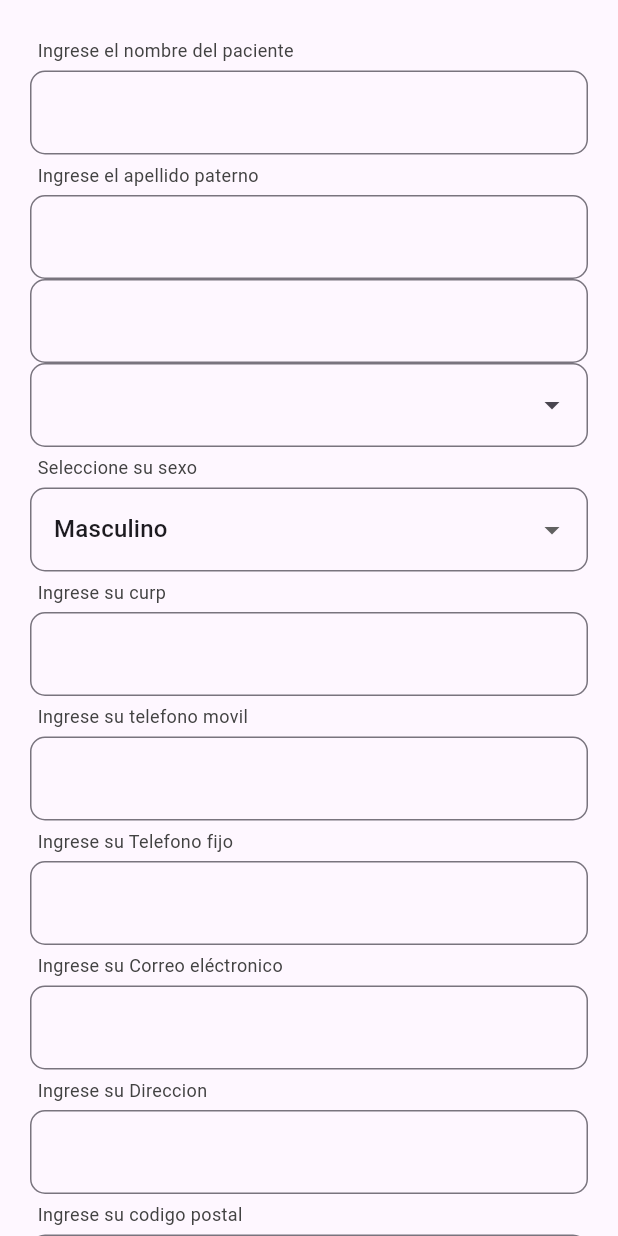
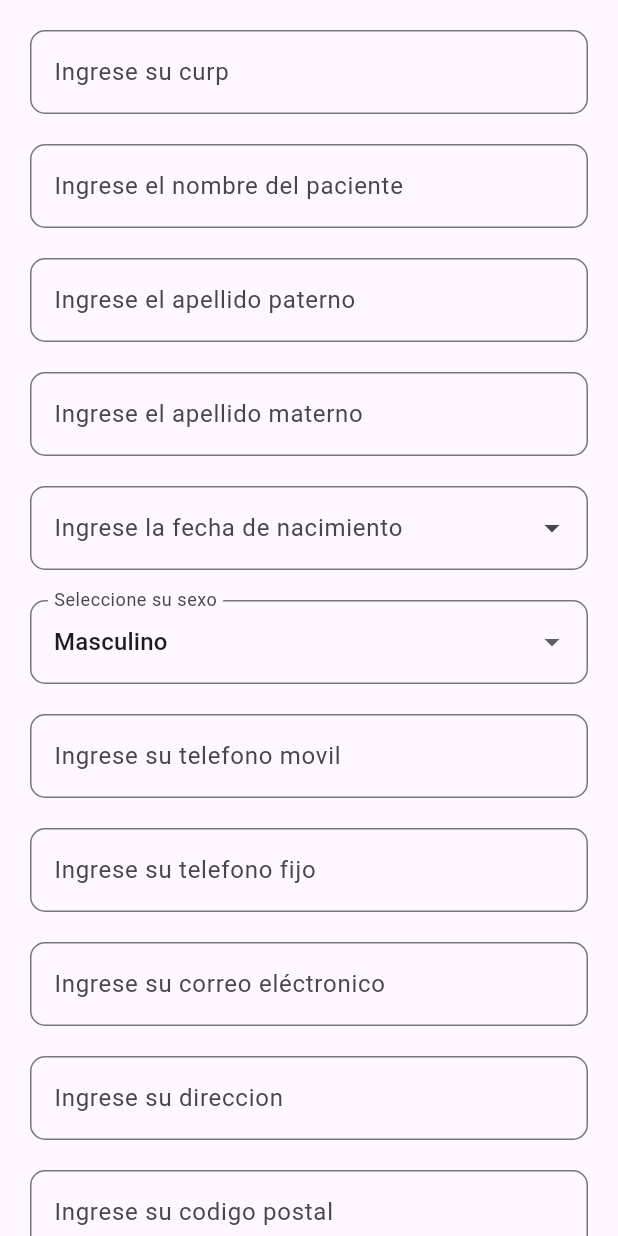
Before and after one commit to Brashan7u7/ConsultorioApp, a Flutter app: the PacienteContent widget shown alone on an empty page, opened directly with empty values, on a phone screen of 412 x 824 dp. Run offline on Flutter 3.47's test engine with Material 3 defaults, Android fonts, the phone set to English and light mode, and no system bars; our stand-ins replace flutter_switch, hexcolor, shared_preferences, syncfusion_flutter_calendar, timezone; missing offline and left inert: postgres; accounts and stored records are empty.

Commit message:
modifed patients and more

```diff
--- a/lib/database/database.dart
+++ b/lib/database/database.dart
@@ -12,7 +12,7 @@ class DatabaseManager {
     tz.setLocalLocation(tz.getLocation('America/Mexico_City'));
     return await Connection.open(
       Endpoint(
-        host: '192.168.1.69',
+        host: '192.168.1.71',
         //host: '192.168.1.181',
         port: 5432,
         database: 'medicalmanik',
--- a/lib/models/paciente.dart
+++ b/lib/models/paciente.dart
@@ -15,9 +15,9 @@ class Paciente {
   //String identificador;
   String curp;
   int codigoPostal;
-  // int municipioId;
-  // int estadoId;
-  // String pais;
+  String municipioId;
+  String estadoId;
+  String pais;
   // int paisId;
   // String entidadNacimientoId;
   // int generoId;
@@ -40,9 +40,9 @@ class Paciente {
     //required this.identificador,
     required this.curp,
     required this.codigoPostal,
-    // required this.municipioId,
-    // required this.estadoId,
-    // required this.pais,
+    required this.municipioId,
+    required this.estadoId,
+    required this.pais,
     // required this.paisId,
     // required this.entidadNacimientoId,
     // required this.generoId,
--- a/lib/pages/paciente_content.dart
+++ b/lib/pages/paciente_content.dart
@@ -74,8 +74,9 @@ class _PacienteContentState extends State<PacienteContent> {
 
   Future<void> fetchLocationData(String postalCode) async {
     final response = await http.get(Uri.parse(
-        'https://api.copomex.com/query/info_cp/$postalCode?token=a7a13953-8c5f-46c1-9f43-dafdb1160303'));
-
+        'https://api.copomex.com/query/info_cp/$postalCode?token=023e6e30-b7c6-4945-a9e2-ec4623a2f705'
+        //'https://mexico-zip-codes.p.rapidapi.com/codigo_postal/$postalCode'
+        ));
     if (response.statusCode == 200) {
       final List<dynamic> dataList = json.decode(response.body);
       if (dataList.isNotEmpty) {
@@ -95,6 +96,32 @@ class _PacienteContentState extends State<PacienteContent> {
     }
   }
 
+  Future<void> fetchCurpData(String curp) async {
+    final response = await http.get(Uri.parse(
+        'https://api.valida-curp.com.mx/curp/obtener_datos/?token=bdc5a46a-b2b8-423a-9364-27eab0075ec0&curp=$curp'));
+    print(response);
+    if (response.statusCode == 200) {
+      final Map<String, dynamic> responseData = json.decode(response.body);
+
+      if (responseData['error'] == false && responseData['response'] != null) {
+        final Map<String, dynamic> solicitanteData =
+            responseData['response']['Solicitante'];
+
+        setState(() {
+          nameController.text = solicitanteData['Nombres'];
+          apPaternoController.text = solicitanteData['ApellidoPaterno'];
+          apMaternoController.text = solicitanteData['ApellidoMaterno'];
+          fechaNacimientoController.text = solicitanteData['FechaNacimiento'];
+        });
+      } else {
+        print('Error: No se encontraron datos del CURP proporcionado.');
+      }
+    } else {
+      print(
+          'Error al obtener la CURP. Código de estado: ${response.statusCode}');
+    }
+  }
+
   @override
   Widget build(BuildContext context) {
     return SingleChildScrollView(
@@ -105,19 +132,32 @@ class _PacienteContentState extends State<PacienteContent> {
           child: Column(
             crossAxisAlignment: CrossAxisAlignment.stretch,
             children: [
-              Padding(
-                padding: const EdgeInsets.all(5.0),
-                child: Text(
-                  'Ingrese el nombre del paciente',
-                  style: TextStyle(
-                      fontSize: 12,
-                      fontWeight: FontWeight.normal,
-                      color: Colors.grey[800]),
+              TextFormField(
+                controller: curpController,
+                decoration: InputDecoration(
+                    labelText: 'Ingrese su curp',
+                    border: OutlineInputBorder(
+                      borderRadius: BorderRadius.circular(10),
+                      borderSide: BorderSide(width: 1, color: Colors.grey),
+                    )),
+                validator: (value) {
+                  if (value == null || value.isEmpty) {
+                    return 'El CURP es obligatorio';
+                  }
+                  return null;
+                },
+                onChanged: (value) {
+                  if (value.length == 18) {
+                    fetchCurpData(value);
+                    print(value);
+                  }
+                },
               ),
-              ),
+              const SizedBox(height: 20.0),
               TextFormField(
                 controller: nameController,
                 decoration: InputDecoration(
+                    labelText: 'Ingrese el nombre del paciente',
                     border: OutlineInputBorder(
                       borderRadius: BorderRadius.circular(10),
                       borderSide: BorderSide(width: 1, color: Colors.grey),
@@ -129,37 +169,32 @@ class _PacienteContentState extends State<PacienteContent> {
                   return null;
                 },
               ),
-
-              Padding(
-                padding: const EdgeInsets.all(5.0),
-                child: Text(
-                  'Ingrese el apellido paterno',
-                  style: TextStyle(
-                      fontSize: 12,
-                      fontWeight: FontWeight.normal,
-                      color: Colors.grey[800]),
-                ),
-              ),
+              const SizedBox(height: 20.0),
               TextFormField(
                 controller: apPaternoController,
                 decoration: InputDecoration(
+                    labelText: 'Ingrese el apellido paterno',
                     border: OutlineInputBorder(
                       borderRadius: BorderRadius.circular(10),
                       borderSide: BorderSide(width: 1, color: Colors.grey),
                     )),
               ),
+              const SizedBox(height: 20.0),
               TextFormField(
                 controller: apMaternoController,
                 decoration: InputDecoration(
+                    labelText: 'Ingrese el apellido materno',
                     border: OutlineInputBorder(
                       borderRadius: BorderRadius.circular(10),
                       borderSide: BorderSide(width: 1, color: Colors.grey),
                     )),
               ),
+              const SizedBox(height: 20.0),
               TextFormField(
                 controller: fechaNacimientoController,
                 readOnly: true,
                 decoration: InputDecoration(
+                  labelText: 'Ingrese la fecha de nacimiento',
                   border: OutlineInputBorder(
                     borderRadius: BorderRadius.circular(10),
                     borderSide: BorderSide(width: 1, color: Colors.grey),
@@ -189,16 +224,7 @@ class _PacienteContentState extends State<PacienteContent> {
                   return null;
                 },
               ),
-              Padding(
-                padding: const EdgeInsets.all(5.0),
-                child: Text(
-                  'Seleccione su sexo',
-                  style: TextStyle(
-                      fontSize: 12,
-                      fontWeight: FontWeight.normal,
-                      color: Colors.grey[800]),
-                ),
-              ),
+              const SizedBox(height: 20.0),
               DropdownButtonFormField<String>(
                 items: const [
                   DropdownMenuItem<String>(
@@ -217,6 +243,7 @@ class _PacienteContentState extends State<PacienteContent> {
                   });
                 },
                 decoration: InputDecoration(
+                  labelText: 'Seleccione su sexo',
                   border: OutlineInputBorder(
                     borderRadius: BorderRadius.circular(10),
                     borderSide: BorderSide(width: 1, color: Colors.grey),
@@ -227,45 +254,11 @@ class _PacienteContentState extends State<PacienteContent> {
               //   controller: coloniaIdController,
               //   decoration: InputDecoration(labelText: 'ColoniaId'),
               // ),
-
-              Padding(
-                padding: const EdgeInsets.all(5.0),
-                child: Text(
-                  'Ingrese su curp',
-                  style: TextStyle(
-                      fontSize: 12,
-                      fontWeight: FontWeight.normal,
-                      color: Colors.grey[800]),
-                ),
-              ),
-              TextFormField(
-                controller: curpController,
-                decoration: InputDecoration(
-                    border: OutlineInputBorder(
-                  borderRadius: BorderRadius.circular(10),
-                  borderSide: BorderSide(width: 1, color: Colors.grey),
-                )),
-                validator: (value) {
-                  if (value == null || value.isEmpty) {
-                    return 'El CURP es obligatorio';
-                  }
-
-                  return null;
-                },
-              ),
-              Padding(
-                padding: const EdgeInsets.all(5.0),
-                child: Text(
-                  'Ingrese su telefono movil',
-                  style: TextStyle(
-                      fontSize: 12,
-                      fontWeight: FontWeight.normal,
-                      color: Colors.grey[800]),
-                ),
-              ),
+              const SizedBox(height: 20.0),
               TextFormField(
                 controller: telefonoMovilController,
                 decoration: InputDecoration(
+                    labelText: 'Ingrese su telefono movil',
                     border: OutlineInputBorder(
                       borderRadius: BorderRadius.circular(10),
                       borderSide: BorderSide(width: 1, color: Colors.grey),
@@ -284,22 +277,15 @@ class _PacienteContentState extends State<PacienteContent> {
                   return null;
                 },
               ),
-              Padding(
-                padding: const EdgeInsets.all(5.0),
-                child: Text(
-                  'Ingrese su Telefono fijo',
-                  style: TextStyle(
-                      fontSize: 12,
-                      fontWeight: FontWeight.normal,
-                      color: Colors.grey[800]),
-                ),
-              ),
+              const SizedBox(height: 20.0),
               TextFormField(
                 controller: telefonoFijoController,
                 decoration: InputDecoration(
+                    labelText: 'Ingrese su telefono fijo',
                     border: OutlineInputBorder(
                       borderRadius: BorderRadius.circular(10),
-                  borderSide: const BorderSide(width: 1, color: Colors.grey),
+                      borderSide:
+                          const BorderSide(width: 1, color: Colors.grey),
                     )),
                 keyboardType: TextInputType.phone,
                 inputFormatters: [
@@ -315,22 +301,15 @@ class _PacienteContentState extends State<PacienteContent> {
                   return null;
                 },
               ),
-              Padding(
-                padding: const EdgeInsets.all(5.0),
-                child: Text(
-                  'Ingrese su Correo eléctronico',
-                  style: TextStyle(
-                      fontSize: 12,
-                      fontWeight: FontWeight.normal,
-                      color: Colors.grey[800]),
-                ),
-              ),
+              const SizedBox(height: 20.0),
               TextFormField(
                 controller: correoController,
                 decoration: InputDecoration(
+                    labelText: 'Ingrese su correo eléctronico',
                     border: OutlineInputBorder(
                       borderRadius: BorderRadius.circular(10),
-                  borderSide: const BorderSide(width: 1, color: Colors.grey),
+                      borderSide:
+                          const BorderSide(width: 1, color: Colors.grey),
                     )),
                 keyboardType: TextInputType.emailAddress,
                 validator: (value) {
@@ -348,44 +327,30 @@ class _PacienteContentState extends State<PacienteContent> {
               //   controller: avatarController,
               //   decoration: InputDecoration(labelText: 'Avatar'),
               // ),
-              Padding(
-                padding: const EdgeInsets.all(5.0),
-                child: Text(
-                  'Ingrese su Direccion',
-                  style: TextStyle(
-                      fontSize: 12,
-                      fontWeight: FontWeight.normal,
-                      color: Colors.grey[800]),
-                ),
-              ),
+              const SizedBox(height: 20.0),
               TextFormField(
                 controller: direccionController,
                 decoration: InputDecoration(
+                    labelText: 'Ingrese su direccion',
                     border: OutlineInputBorder(
                       borderRadius: BorderRadius.circular(10),
-                  borderSide: const BorderSide(width: 1, color: Colors.grey),
+                      borderSide:
+                          const BorderSide(width: 1, color: Colors.grey),
                     )),
               ),
               // TextFormField(
               //   controller: identificadorController,
               //   decoration: InputDecoration(labelText: 'Identificador'),
-              // ),
-              Padding(
-                padding: const EdgeInsets.all(5.0),
-                child: Text(
-                  'Ingrese su codigo postal',
-                  style: TextStyle(
-                      fontSize: 12,
-                      fontWeight: FontWeight.normal,
-                      color: Colors.grey[800]),
-                ),
-              ),
+              // ),}
+              const SizedBox(height: 20.0),
               TextFormField(
                 controller: codigoPostalController,
                 decoration: InputDecoration(
+                    labelText: 'Ingrese su codigo postal',
                     border: OutlineInputBorder(
                       borderRadius: BorderRadius.circular(10),
-                  borderSide: const BorderSide(width: 1, color: Colors.grey),
+                      borderSide:
+                          const BorderSide(width: 1, color: Colors.grey),
                     )),
                 keyboardType: TextInputType.number,
                 inputFormatters: [
@@ -397,18 +362,39 @@ class _PacienteContentState extends State<PacienteContent> {
                   }
                 },
               ),
-              // TextFormField(
-              //   controller: municipioIdController,
-              //   decoration: InputDecoration(labelText: 'Municipio'),
-              // ),
-              // TextFormField(
-              //   controller: estadoIdController,
-              //   decoration: InputDecoration(labelText: 'Estado'),
-              // ),
-              // TextFormField(
-              //   controller: paisIdController,
-              //   decoration: InputDecoration(labelText: 'País'),
-              // ),
+              const SizedBox(height: 20.0),
+              TextFormField(
+                controller: estadoIdController,
+                decoration: InputDecoration(
+                    labelText: 'Estado',
+                    border: OutlineInputBorder(
+                      borderRadius: BorderRadius.circular(10),
+                      borderSide:
+                          const BorderSide(width: 1, color: Colors.grey),
+                    )),
+              ),
+              const SizedBox(height: 20.0),
+              TextFormField(
+                controller: paisIdController,
+                decoration: InputDecoration(
+                    labelText: 'País',
+                    border: OutlineInputBorder(
+                      borderRadius: BorderRadius.circular(10),
+                      borderSide:
+                          const BorderSide(width: 1, color: Colors.grey),
+                    )),
+              ),
+              const SizedBox(height: 20.0),
+              TextFormField(
+                controller: municipioIdController,
+                decoration: InputDecoration(
+                    labelText: 'Municipio',
+                    border: OutlineInputBorder(
+                      borderRadius: BorderRadius.circular(10),
+                      borderSide:
+                          const BorderSide(width: 1, color: Colors.grey),
+                    )),
+              ),
               // TextFormField(
               //   controller: entidadNacimientoIdController,
               //   decoration:
@@ -420,6 +406,16 @@ class _PacienteContentState extends State<PacienteContent> {
               // ),
               const SizedBox(height: 20.0),
               ElevatedButton(
+                style: ElevatedButton.styleFrom(
+                  backgroundColor: Colors.blue, // Color de fondo del botón
+                  foregroundColor: Colors.white, // Color del texto del botón
+                  shape: RoundedRectangleBorder(
+                    borderRadius: BorderRadius.circular(
+                        10), // Radio de esquinas redondeadas
+                    side: BorderSide(
+                        width: 1, color: Colors.grey), // Borde del botón
+                  ),
+                ),
                 onPressed: () async {
                   if (_formKey.currentState!.validate()) {
                     try {
@@ -446,9 +442,9 @@ class _PacienteContentState extends State<PacienteContent> {
                             curp: curpController.text,
                             codigoPostal:
                                 int.parse(codigoPostalController.text),
-                            // municipioId: int.parse(municipioIdController.text),
-                            // estadoId: int.parse(estadoIdController.text),
-                            // pais: paisController.text,
+                            municipioId: municipioIdController.text,
+                            estadoId: estadoIdController.text,
+                            pais: paisController.text,
                             // paisId: int.parse(paisIdController.text),
                             // entidadNacimientoId:
                             //     entidadNacimientoIdController.text,
@@ -477,9 +473,9 @@ class _PacienteContentState extends State<PacienteContent> {
                             curp: curpController.text,
                             codigoPostal:
                                 int.parse(codigoPostalController.text),
-                            // municipioId: int.parse(municipioIdController.text),
-                            // estadoId: int.parse(estadoIdController.text),
-                            // pais: paisController.text,
+                            municipioId: municipioIdController.text,
+                            estadoId: estadoIdController.text,
+                            pais: paisController.text,
                             // paisId: int.parse(paisIdController.text),
                             // entidadNacimientoId:
                             //     entidadNacimientoIdController.text,
```
Lines whose indentation alone changed are shown as unchanged.
